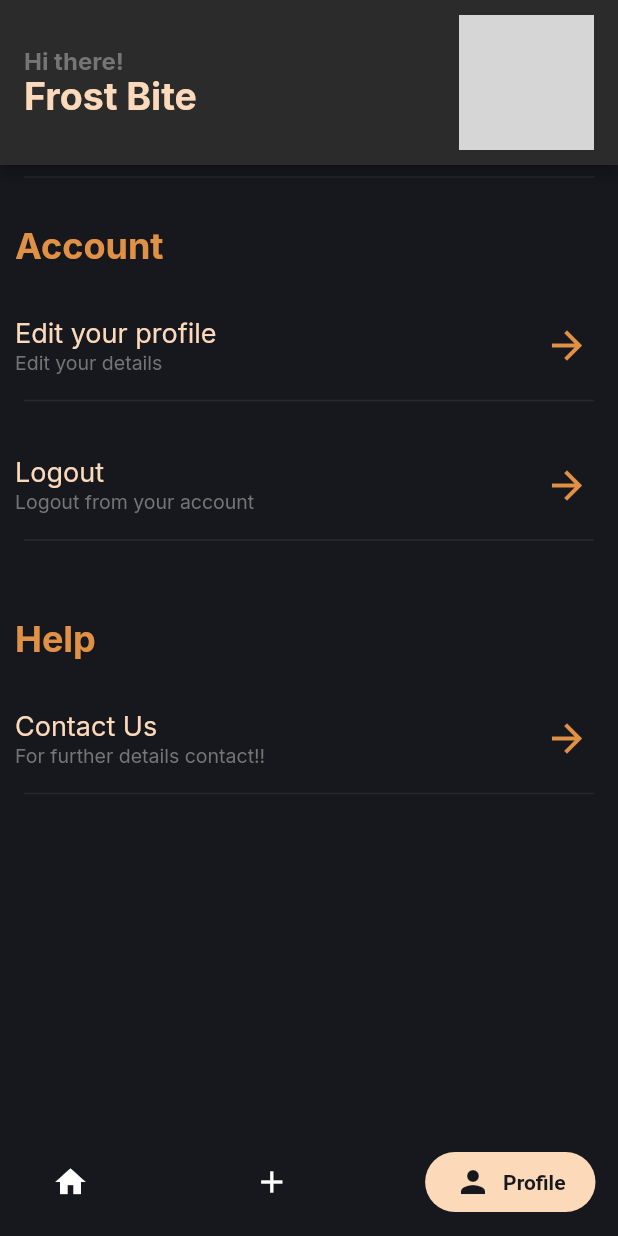
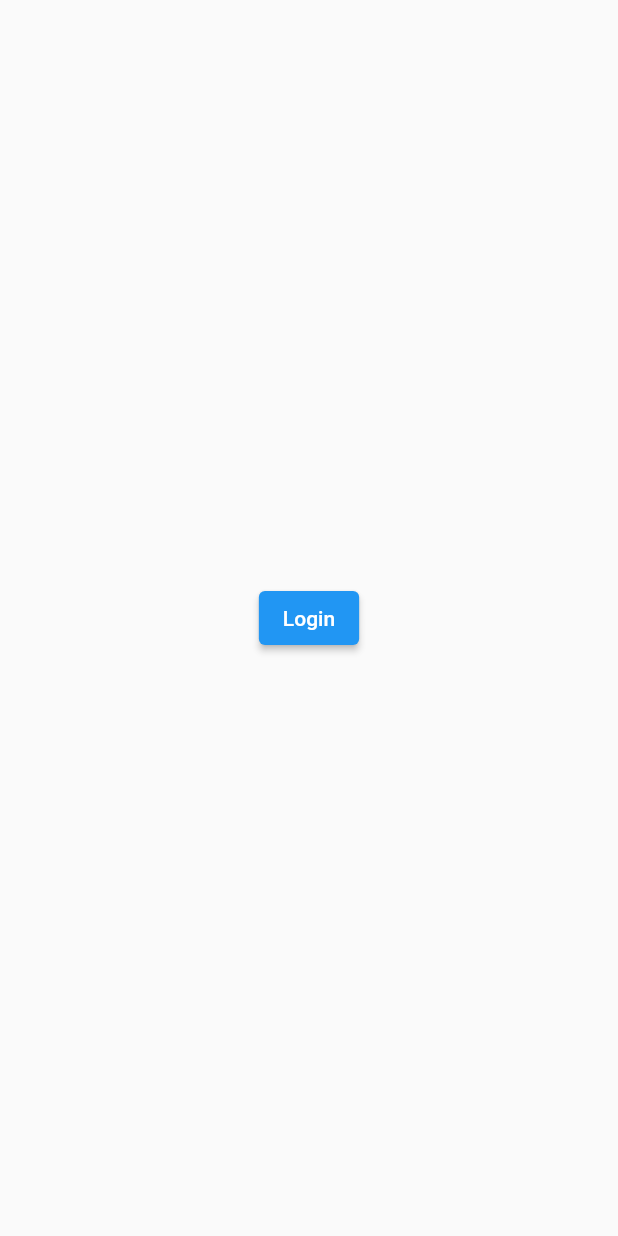
Before and after one commit to Thasneem-Fathima/Contractor_Profile, a Flutter app: the screen it shows after launch, on a phone screen of 412 x 824 dp. Run offline on Flutter 3.47's test engine with Material 2 defaults, Android fonts, the phone set to English and light mode, and no system bars; drawn by our look-alikes of google_nav_bar; our stand-ins replace google_fonts; missing offline and left inert: flutter_session; grey boxes are pictures that could not be loaded.

Commit message:
http updated

```diff
--- a/lib/contact/contact.dart
+++ b/lib/contact/contact.dart
@@ -101,7 +101,7 @@ class _ContactUsState extends State<ContactUs> {
                   if (_formKey.currentState!.validate()) {
                     print('Feedback submitted: ${feedController.text}');
                     feedController.clear();
-                    Navigator.of(context).pushNamed('/profile');
+                    Navigator.pushNamed(context, '/profile');
                   }
                 },
                 style: ElevatedButton.styleFrom(
--- /dev/null
+++ b/lib/login.dart
@@ -0,0 +1,34 @@
+import 'package:contractor_profile/apiservice.dart';
+import 'package:flutter/material.dart';
+import 'package:flutter/src/widgets/framework.dart';
+import 'package:flutter/src/widgets/placeholder.dart';
+
+class Login extends StatefulWidget {
+  const Login({super.key});
+
+  @override
+  State<Login> createState() => _LoginState();
+}
+
+class _LoginState extends State<Login> {
+  @override
+  void initState() {
+    super.initState();
+    print('in login page');
+  }
+
+  @override
+  Widget build(BuildContext context) {
+    return Scaffold(
+      body: Center(
+        child: ElevatedButton(
+          onPressed: () async {
+            await HttpServices().login();
+            Navigator.pushNamed(context, '/profile');
+          },
+          child: Text("Login"),
+        ),
+      ),
+    );
+  }
+}
--- a/lib/main.dart
+++ b/lib/main.dart
@@ -1,30 +1,53 @@
-// import 'package:contractor_profile/edit.dart';
-import 'package:contractor_profile/RouteGenerator.dart';
+// import 'package:contractor_profile/RouteGenerator.dart';
+import 'package:contractor_profile/contact/contact.dart';
+import 'package:contractor_profile/edit/edit.dart';
+import 'package:contractor_profile/login.dart';
 import 'package:contractor_profile/profile/profile.dart';
 import 'package:flutter/material.dart';
 
 // import 'package:contractor_profile/contact.dart';
 
-void main() {
-  runApp(MaterialApp(
-    home: Profile(),
-    debugShowCheckedModeBanner: false,
-    onGenerateRoute: RouteGenerator.generateRoute,
-  ));
-}
+// void main() {
+//   runApp(MaterialApp(
+//     // home: Profile(),
+//     debugShowCheckedModeBanner: false,
+//     // onGenerateRoute: RouteGenerator.generateRoute,
+//   ));
+// }
 
 // class MyApp extends StatelessWidget {
 //   @override
 //   Widget build(BuildContext context) {
 //     return MaterialApp(
 //       debugShowCheckedModeBanner: false,
-//       // initialRoute: '/',
-//       // routes: {
-//       //   '/': (context) => Profile(),
-//       //   '/contact':(context)=>ContactUs(),
-//       //   '/edit':(context)=>FormScreen(),
-//       // },
+//       initialRoute: '/',
+//       routes: {
+//         '/':(context) => Login(),
+//         '/profile': (context) => Profile(),
+//         '/contact':(context)=>ContactUs(),
+//         '/edit':(context)=>EditDetails(),
+//       },
 //       // onGenerateRoute: RouteGenerator.generateRoute,
 //     );
 //   }
 // }
+void main() {
+  runApp(MyApp());
+}
+
+class MyApp extends StatelessWidget {
+  @override
+  Widget build(BuildContext context) {
+    return MaterialApp(
+      debugShowCheckedModeBanner: false,
+
+      initialRoute: '/home',
+      routes: {
+        '/home':(context)=>Login(),
+        '/profile': (context) => Profile(),
+        '/contact':(context)=>ContactUs(),
+        '/edit':(context)=>EditDetails(),
+      },
+    );
+  }
+}
--- a/lib/nav/nav.dart
+++ b/lib/nav/nav.dart
@@ -33,7 +33,8 @@ class NavBar extends StatelessWidget {
                 break;
               case 2:
                 print('At profile page');
-                Navigator.of(context).pushNamed('/profile');
+                // Navigator.of(context).pushNamed('/profile');
+                Navigator.pushNamed(context, '/profile');
                 break;
             }
           },
--- a/lib/profile/account.dart
+++ b/lib/profile/account.dart
@@ -65,7 +65,7 @@ class P_Account extends StatelessWidget {
                 Spacer(),
                 IconButton(
                   onPressed: () {
-                    Navigator.of(context).pushNamed('/edit');
+                    Navigator.pushNamed(context, '/edit');
                   },
                   icon: IconTheme(
                     data: IconThemeData(
--- a/lib/profile/help.dart
+++ b/lib/profile/help.dart
@@ -65,7 +65,7 @@ class P_Help extends StatelessWidget {
                 Spacer(),
                 IconButton(
                   onPressed: () {
-                    Navigator.of(context).pushNamed('/contact');
+                    Navigator.pushNamed(context, '/contact');
                   },
                   icon: IconTheme(
                     data: IconThemeData(
--- a/pubspec.yaml
+++ b/pubspec.yaml
@@ -31,7 +31,8 @@ dependencies:
   flutter:
     sdk: flutter
   google_nav_bar: ^5.0.6
-  google_fonts: ^4.0.3
+  google_fonts:
+  flutter_session: ^0.1.1
 
   # The following adds the Cupertino Icons font to your application.
   # Use with the CupertinoIcons class for iOS style icons.
```
Also changed, not shown: lib/apiservice.dart (added, +48 -0 lines), lib/edit/edit.dart (+24 -6 lines), lib/profile/profile.dart (+11 -1 lines), lib/storeget.dart (added, +19 -0 lines), pubspec.lock, 1 other file.
